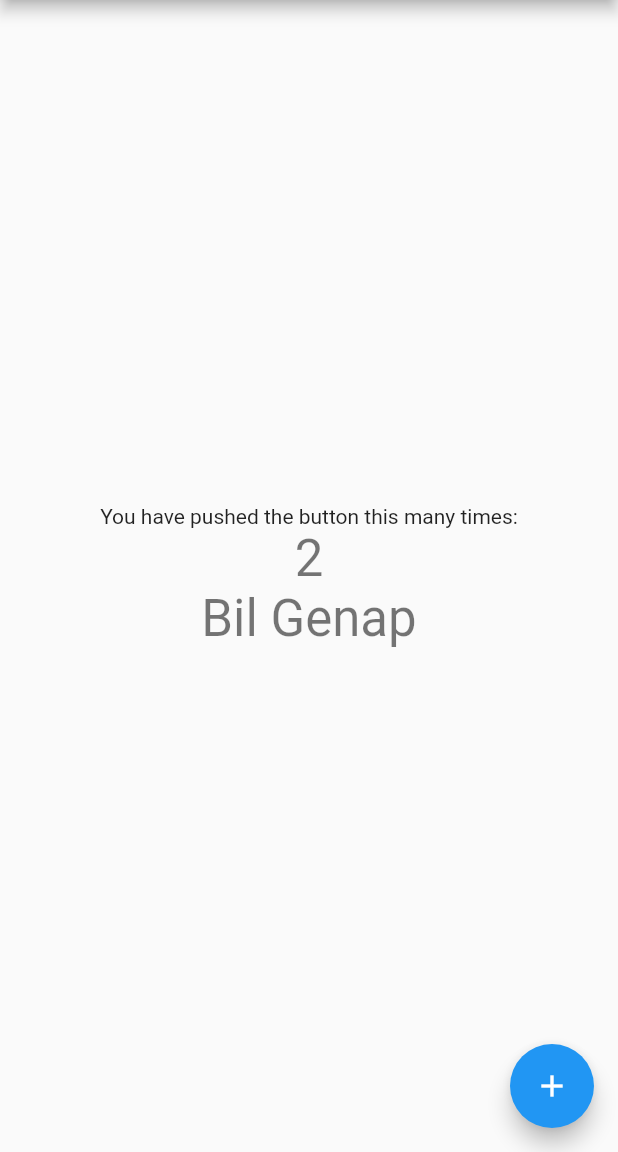
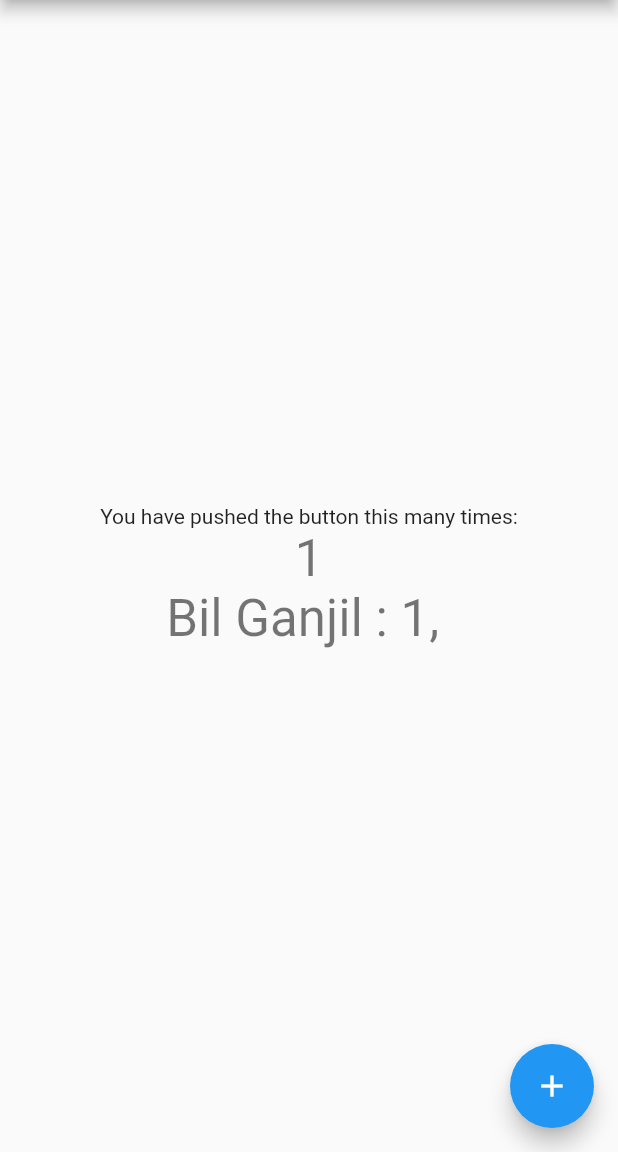
Before and after one commit to muadzfathulloh/FlutterTrainning, a Flutter app: the screen it shows after launch, after a tap on the "add" icon, on a phone screen of 412 x 824 dp, the part 84-1236 px from its top. Run offline on Flutter 3.47's test engine with Material 2 defaults, Android fonts, the phone set to English and light mode, and no system bars.

Commit message:
Percobaan 3

```diff
--- a/lib/main.dart
+++ b/lib/main.dart
@@ -48,8 +48,8 @@ class MyHomePage extends StatefulWidget {
 }
 
 class _MyHomePageState extends State<MyHomePage> {
-  int _counter = 1;
-  String _text = "Bil Ganjil";
+  int _counter = 0;
+  String _text = "Bil Ganjil : ";
 
   void _incrementCounter() {
     setState(() {
@@ -60,12 +60,13 @@ class _MyHomePageState extends State<MyHomePage> {
       // called again, and so nothing would appear to happen.
       _counter++;
       if (_counter > 10) {
-        _counter = 1;
+        _counter = 0;
       }
-      if (_counter % 2 == 0) {
-        _text = "Bil Genap";
-      } else {
-        _text = "Bil Ganjil";
+      _text = "Bil Ganjil : ";
+      for (int i = 0; i <= _counter; i++) {
+        if (i % 2 != 0) {
+          _text += '${i}, ';
+        }
       }
     });
   }
```
